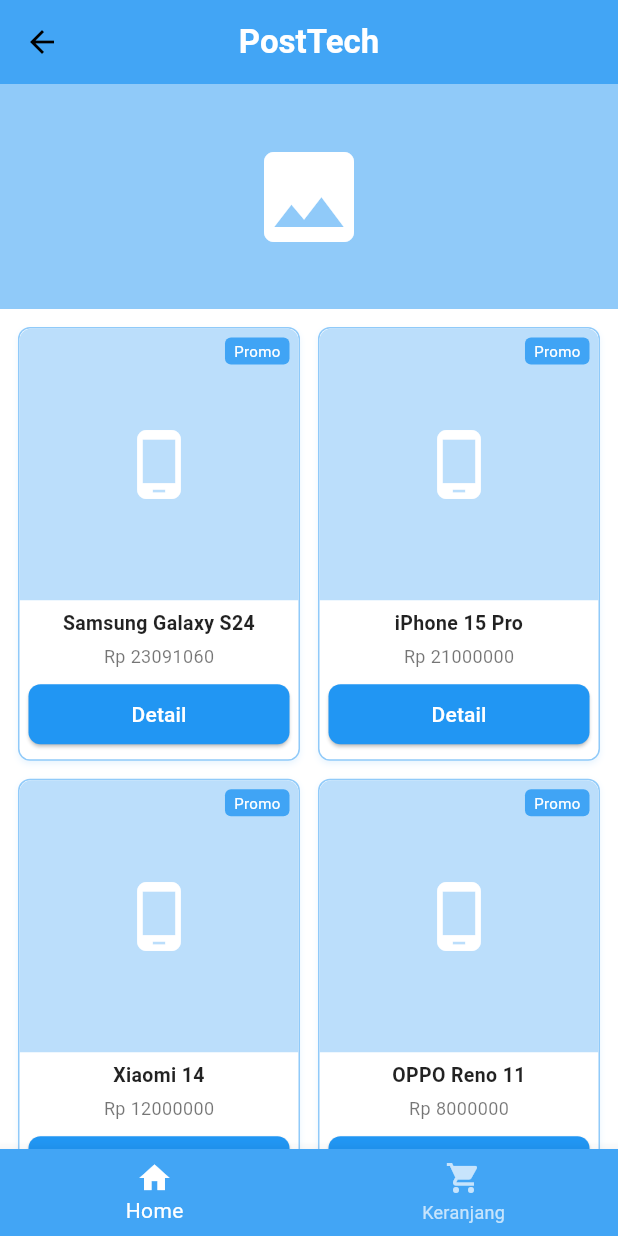
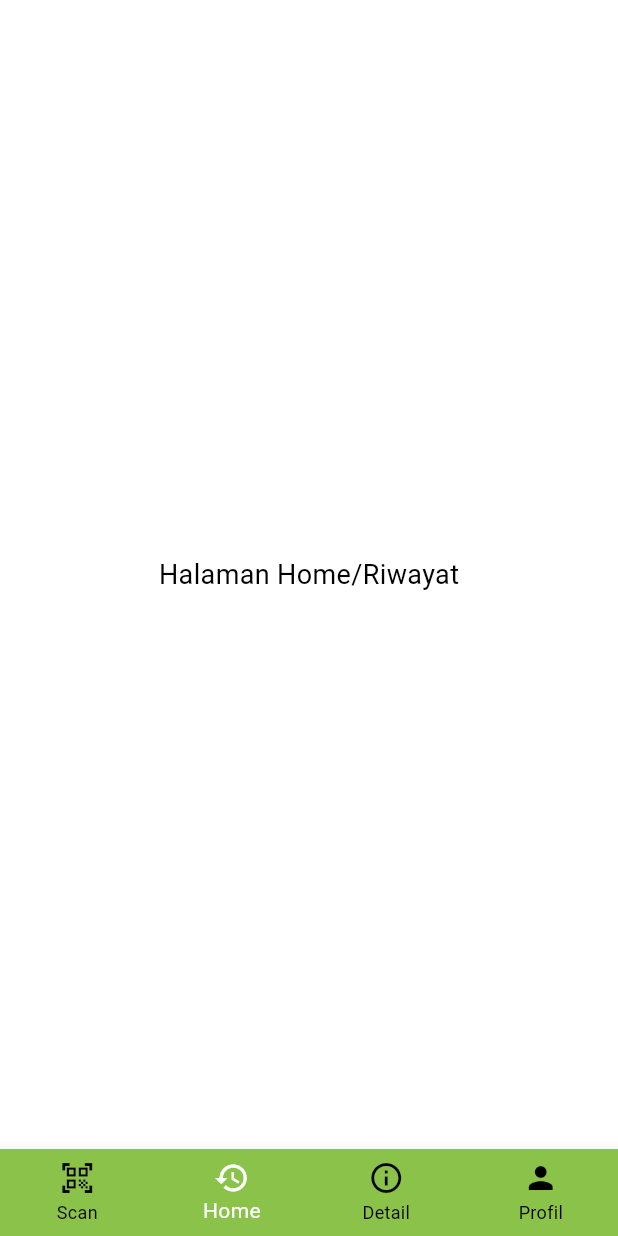
Before and after one commit to MRayhanAT/Tomat_Check, a Flutter app: the HomePage screen opened by its route, on a phone screen of 412 x 824 dp. Run offline on Flutter 3.47's test engine with Material 3 defaults, Android fonts, the phone set to English and light mode, and no system bars; Roboto replaces fonts that are missing (Arial).

Commit message:
Refactor HomePage to StatefulWidget with navigation

```diff
--- a/lib/home_page.dart
+++ b/lib/home_page.dart
@@ -1,185 +1,71 @@
 import 'package:flutter/material.dart';
+import 'scan_page.dart';
 import 'detail_page.dart';
-import 'cart_page.dart';
+import 'profil_page.dart';
 
-class HomePage extends StatelessWidget {
+class HomePage extends StatefulWidget {
   const HomePage({super.key});
 
-  final List<Map<String, dynamic>> produk = const [
-    {"nama": "Samsung Galaxy S24", "harga": 23091060},
-    {"nama": "iPhone 15 Pro", "harga": 21000000},
-    {"nama": "Xiaomi 14", "harga": 12000000},
-    {"nama": "OPPO Reno 11", "harga": 8000000},
-    {"nama": "Realme X", "harga": 5000000},
-    {"nama": "Vivo Y", "harga": 4000000},
-  ];
+  @override
+  State<HomePage> createState() => _HomePageState();
+}
+
+class _HomePageState extends State<HomePage> {
+  int _selectedIndex = 1;
 
   @override
   Widget build(BuildContext context) {
     return Scaffold(
-      appBar: AppBar(
-        backgroundColor: Colors.blue[400],
-        title: const Text(
-          "PostTech",
-          style: TextStyle(fontWeight: FontWeight.bold, color: Colors.white),
+      body: const Center(
+        child: Text(
+          "Halaman Home/Riwayat",
+          style: TextStyle(fontFamily: 'Arial', fontSize: 18),
         ),
-        centerTitle: true,
       ),
+      bottomNavigationBar: BottomNavigationBar(
+        currentIndex: _selectedIndex,
+        onTap: (index) {
+          if (index == _selectedIndex) return;
 
-      body: ListView(
-        children: [
-          // Banner biru di atas
-          Stack(
-            children: [
-              Container(
-                height: 150,
-                color: Colors.blue[200],
-                alignment: Alignment.center,
-                child: const Icon(Icons.image, size: 80, color: Colors.white),
-              ),
-            ],
-          ),
-
-          const SizedBox(height: 12),
-
-          Padding(
-            padding: const EdgeInsets.symmetric(horizontal: 12),
-            child: GridView.builder(
-              shrinkWrap: true,
-              physics: const NeverScrollableScrollPhysics(),
-              gridDelegate: const SliverGridDelegateWithFixedCrossAxisCount(
-                crossAxisCount: 2,
-                crossAxisSpacing: 12,
-                mainAxisSpacing: 12,
-                childAspectRatio: 0.65,
-              ),
-              itemCount: produk.length,
-              itemBuilder: (context, index) {
-                final hp = produk[index];
-                return Container(
-                  decoration: BoxDecoration(
-                    color: Colors.white,
-                    border: Border.all(color: Colors.blue.shade200),
-                    borderRadius: BorderRadius.circular(8),
-                    boxShadow: [
-                      BoxShadow(
-                        color: Colors.blue.withOpacity(0.1),
-                        blurRadius: 3,
-                        offset: const Offset(0, 2),
-                      ),
-                    ],
-                  ),
-                  child: Column(
-                    children: [
-                      Expanded(
-                        child: Stack(
-                          children: [
-                            Container(
-                              decoration: BoxDecoration(
-                                color: Colors.blue[100],
-                                borderRadius: const BorderRadius.vertical(
-                                  top: Radius.circular(8),
-                                ),
-                              ),
-                              alignment: Alignment.center,
-                              child: const Icon(Icons.phone_android,
-                                  size: 50, color: Colors.white),
-                            ),
-                            Positioned(
-                              top: 6,
-                              right: 6,
-                              child: Container(
-                                padding: const EdgeInsets.symmetric(
-                                    horizontal: 6, vertical: 2),
-                                decoration: BoxDecoration(
-                                  color: Colors.blue.withOpacity(0.8),
-                                  borderRadius: BorderRadius.circular(4),
-                                ),
-                                child: const Text(
-                                  "Promo",
-                                  style: TextStyle(
-                                      fontSize: 10, color: Colors.white),
-                                ),
-                              ),
-                            )
-                          ],
-                        ),
-                      ),
-                      Padding(
-                        padding: const EdgeInsets.all(6.0),
-                        child: Column(
-                          children: [
-                            Text(
-                              hp["nama"],
-                              textAlign: TextAlign.center,
-                              style: const TextStyle(
-                                fontSize: 13,
-                                fontWeight: FontWeight.bold,
-                                color: Colors.black87,
-                              ),
-                              maxLines: 2,
-                              overflow: TextOverflow.ellipsis,
-                            ),
-                            const SizedBox(height: 4),
-                            Text(
-                              "Rp ${hp["harga"]}",
-                              style: const TextStyle(
-                                  fontSize: 12, color: Colors.black54),
-                            ),
-                            const SizedBox(height: 6),
-                            SizedBox(
-                              width: double.infinity,
-                              child: ElevatedButton(
-                                onPressed: () {
-                                  Navigator.push(
-                                    context,
-                                    MaterialPageRoute(
-                                      builder: (_) =>
-                                          DetailPage(product: hp),
-                                    ),
-                                  );
-                                },
-                                style: ElevatedButton.styleFrom(
-                                  backgroundColor: Colors.blue,
-                                  foregroundColor: Colors.white,
-                                  padding: const EdgeInsets.symmetric(
-                                      vertical: 10),
-                                  shape: RoundedRectangleBorder(
-                                    borderRadius: BorderRadius.circular(8),
-                                  ),
-                                ),
-                                child: const Text("Detail"),
-                              ),
-                            ),
-                          ],
-                        ),
-                      ),
-                    ],
-                  ),
-                );
-              },
-            ),
-          ),
-        ],
-      ),
-
-      bottomNavigationBar: BottomNavigationBar(
-        backgroundColor: Colors.blue[400],
-        selectedItemColor: Colors.white,
-        unselectedItemColor: Colors.white70,
-        items: const [
-          BottomNavigationBarItem(icon: Icon(Icons.home), label: "Home"),
-          BottomNavigationBarItem(
-              icon: Icon(Icons.shopping_cart), label: "Keranjang"),
-        ],
-        onTap: (index) {
-          if (index == 1) {
-            Navigator.push(
+          if (index == 0) {
+            Navigator.pushReplacement(
               context,
-              MaterialPageRoute(builder: (_) => const CartPage()),
+              MaterialPageRoute(builder: (context) => const ScanPage()),
+            );
+          } else if (index == 2) {
+            Navigator.pushReplacement(
+              context,
+              MaterialPageRoute(builder: (context) => const DetailPage()),
+            );
+          } else if (index == 3) {
+            Navigator.pushReplacement(
+              context,
+              MaterialPageRoute(builder: (context) => const ProfilPage()),
             );
           }
         },
+        backgroundColor: Colors.lightGreen,
+        selectedItemColor: Colors.white,
+        unselectedItemColor: Colors.black,
+        type: BottomNavigationBarType.fixed,
+        items: const <BottomNavigationBarItem>[
+          BottomNavigationBarItem(
+            icon: Icon(Icons.qr_code_scanner),
+            label: 'Scan',
+          ),
+          BottomNavigationBarItem(
+            icon: Icon(Icons.history),
+            label: 'Home',
+          ),
+          BottomNavigationBarItem(
+            icon: Icon(Icons.info_outline),
+            label: 'Detail',
+          ),
+          BottomNavigationBarItem(
+            icon: Icon(Icons.person),
+            label: 'Profil',
+          ),
+        ],
       ),
     );
   }
```
